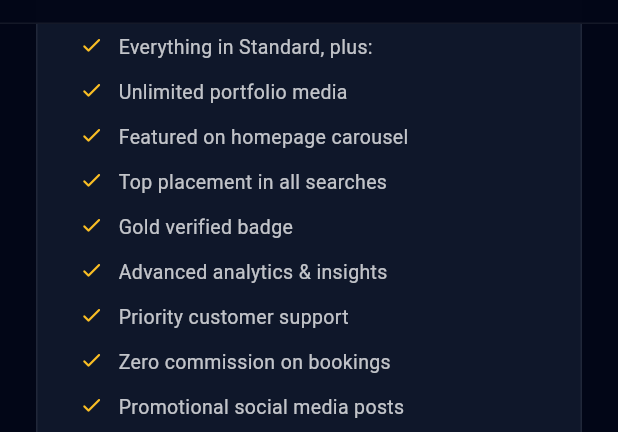
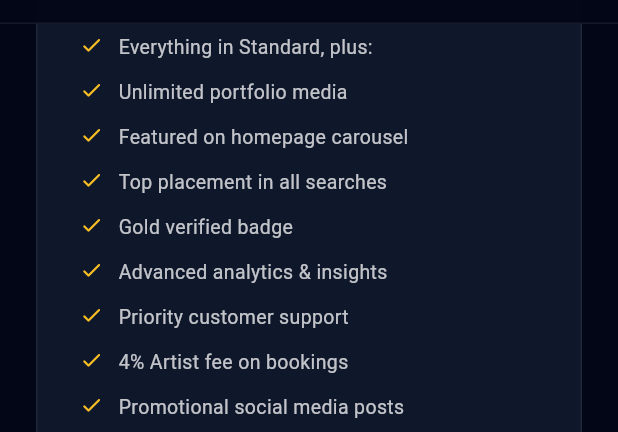
Before and after one commit to gearsh/thegearsh.com, a Flutter app: the ArtistPricingPage screen opened by its route, scrolled down 1728 dp, on a phone screen of 412 x 824 dp, the part 78-510 px from its top. Run offline on Flutter 3.47's test engine with Material 3 defaults, Android fonts, the light colour scheme and no system bars; our stand-ins replace cached_network_image, firebase_auth, firebase_core, firebase_crashlytics, fl_chart, flutter_riverpod and 8 more; missing offline and left inert: fuzzywuzzy; accounts and stored records are empty; network calls fail; Roboto replaces fonts that are missing (DM Sans); statements that could not run were skipped.

Commit message:
Remove legacy artist commission tiers

```diff
--- a/lib/features/profile/artist_pricing_page.dart
+++ b/lib/features/profile/artist_pricing_page.dart
@@ -213,7 +213,7 @@ class _ArtistPricingPageState extends State<ArtistPricingPage>
                   'Community support',
                 ],
                 limitations: [
-                  'Standard commission on bookings',
+                  '4% Artist fee on bookings',
                   'No promoted placement',
                   'No analytics dashboard',
                 ],
@@ -234,7 +234,7 @@ class _ArtistPricingPageState extends State<ArtistPricingPage>
                   'Verified badge on profile',
                   'Booking analytics dashboard',
                   'Direct client messaging',
-                  'Reduced commission rate',
+                  '4% Artist fee on bookings',
                   'Email support',
                 ],
                 limitations: [],
@@ -256,7 +256,7 @@ class _ArtistPricingPageState extends State<ArtistPricingPage>
                   'Gold verified badge',
                   'Advanced analytics & insights',
                   'Priority customer support',
-                  'Zero commission on bookings',
+                  '4% Artist fee on bookings',
                   'Promotional social media posts',
                   'Dedicated account manager',
                 ],
@@ -282,7 +282,7 @@ class _ArtistPricingPageState extends State<ArtistPricingPage>
                   'Verified badge on profile',
                   'Booking analytics dashboard',
                   'Direct client messaging',
-                  'Reduced commission rate',
+                  '4% Artist fee on bookings',
                   'Email support',
                 ],
                 limitations: [],
@@ -304,7 +304,7 @@ class _ArtistPricingPageState extends State<ArtistPricingPage>
                   'Community support',
                 ],
                 limitations: [
-                  'Standard commission on bookings',
+                  '4% Artist fee on bookings',
                   'No promoted placement',
                   'No analytics dashboard',
                 ],
@@ -326,7 +326,7 @@ class _ArtistPricingPageState extends State<ArtistPricingPage>
                   'Gold verified badge',
                   'Advanced analytics & insights',
                   'Priority customer support',
-                  'Zero commission on bookings',
+                  '4% Artist fee on bookings',
                   'Promotional social media posts',
                   'Dedicated account manager',
                 ],
```
